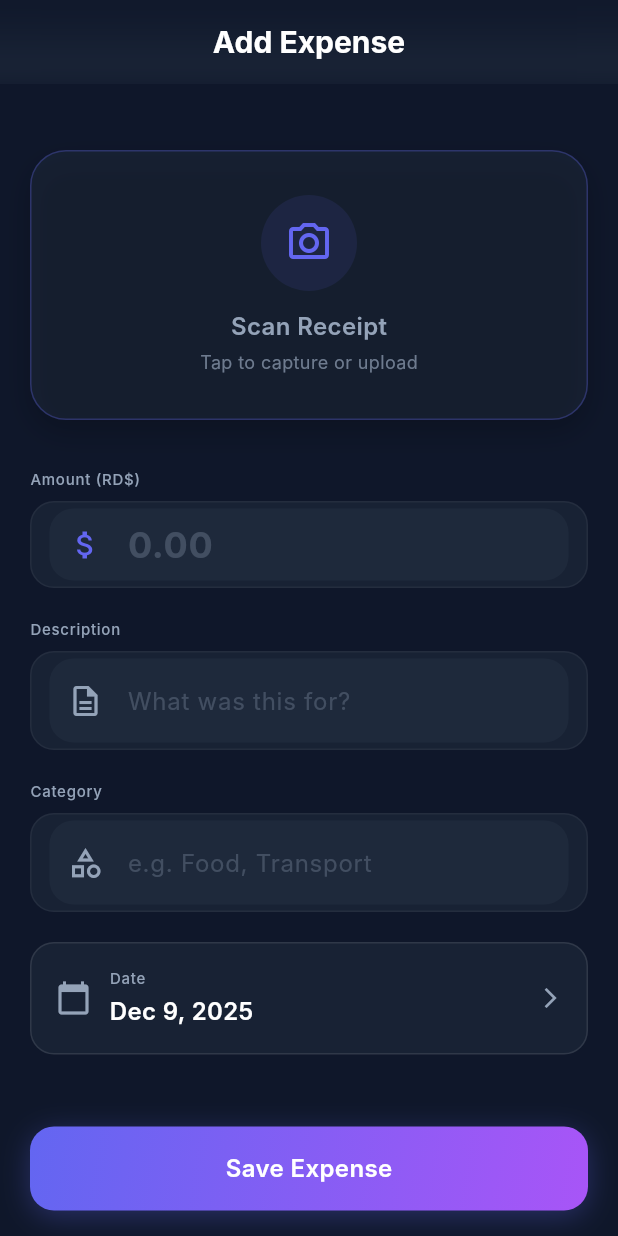
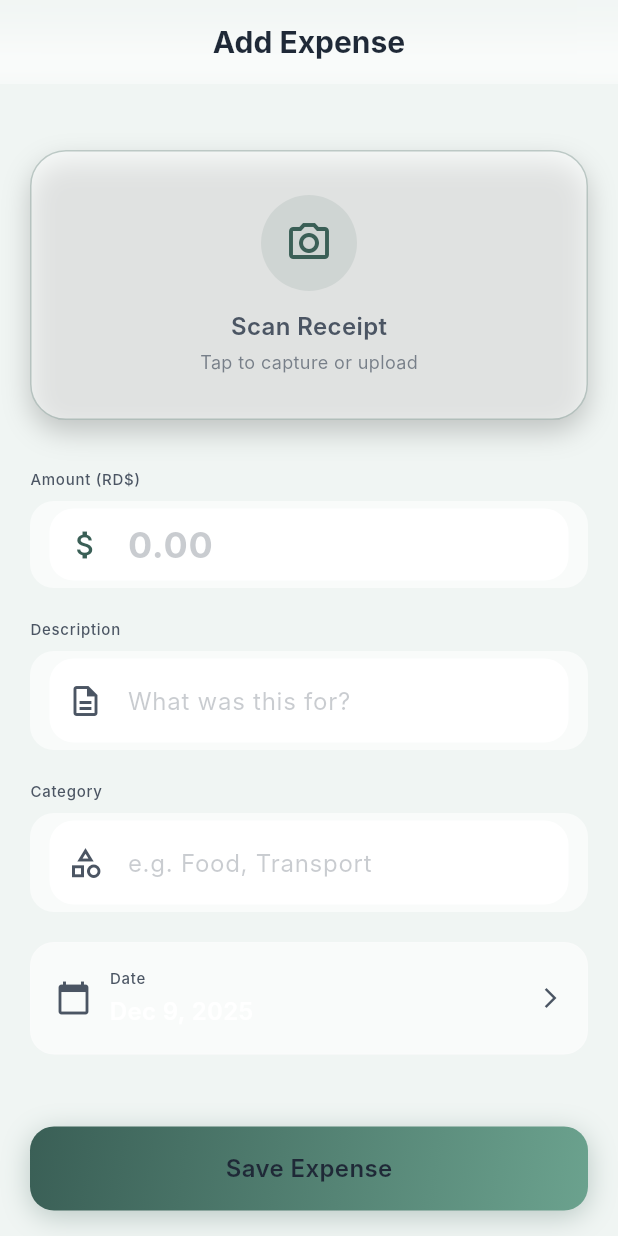
Before and after one commit to clusterpj/MoneyGuard, a Flutter app: the AddExpenseScreen screen opened by its route, on a phone screen of 412 x 824 dp. Run offline on Flutter 3.47's test engine with Material 3 defaults, Android fonts, the phone set to English and light mode, and no system bars; our stand-ins replace dio, file_picker, flutter_markdown, flutter_riverpod, go_router, hive and 2 more; missing offline and left inert: flutter_driver; accounts and stored records are empty; network calls fail; Roboto replaces fonts that are missing (Inter).

Commit message:
feat: Implement new 'Clean Wealth' light theme and update database setup to use Docker Compose for PostgreSQL.

```diff
--- a/frontend/lib/core/theme/app_colors.dart
+++ b/frontend/lib/core/theme/app_colors.dart
@@ -1,30 +1,38 @@
 import 'package:flutter/material.dart';
 
 class AppColors {
-  // Primary Backgrounds
-  static const Color backgroundPrimary = Color(0xFF0F172A); // slate-900
-  static const Color backgroundSecondary = Color(0xFF1E293B); // slate-800
-  static const Color backgroundTertiary = Color(0xFF334155); // slate-700
+  // Brand Colors (Clean Wealth)
+  static const Color brandPrimary = Color(0xFF3A5F56); // Deep desaturated green
+  static const Color brandSecondary = Color(0xFF6BA28E); // Muted mint green
+  static const Color brandAccent = Color(0xFFF4C95D); // Soft gold
 
-  // Accent Gradient
-  static const Color accentStart = Color(0xFF6366F1); // indigo-500
-  static const Color accentEnd = Color(0xFFA855F7); // purple-500
+  // Background Surfaces
+  static const Color backgroundPrimary = Color(0xFFF0F5F3); // Soft off-white
+  static const Color backgroundSecondary = Color(
+    0xFFFFFFFF,
+  ); // White (Cards/Surfaces)
+  static const Color backgroundTertiary = Color(0xFFC9D7D2); // Cool grey-green
 
   // Text Colors
-  static const Color textPrimary = Color(0xFFFFFFFF); // white
-  static const Color textSecondary = Color(0xFF94A3B8); // slate-400
-  static const Color textMuted = Color(0xFF64748B); // slate-500
-
-  // Helper Aliases
-  static const Color primary = accentStart;
-  static const Color shadow = Color(0xFF000000);
+  static const Color textPrimary = Color(0xFF1F2937); // Charcoal Dark
+  static const Color textSecondary = Color(0xFF4B5563); // Charcoal Medium
+  static const Color textMuted = Color(0xFF94A3B8); // Slate 400 (unchanged-ish)
 
   // Semantic Colors
-  static const Color success = Color(0xFF34D399); // green-400
-  static const Color warning = Color(0xFFFBBF24); // yellow-400
-  static const Color error = Color(0xFFF87171); // red-400
+  static const Color success = Color(0xFF34D399); // Green 400
+  static const Color warning = Color(0xFFFBBF24); // Yellow 400
+  static const Color error = Color(0xFFF87171); // Red 400
 
-  // Category Colors
+  // --- COMPATIBILITY ALIASES (Mapping old theme to new Clean Wealth) ---
+  // These allow the rest of the app to compile while switching to the new palette.
+  static const Color accentStart = brandPrimary;
+  static const Color accentEnd = brandSecondary;
+  static const Color primary = brandPrimary;
+  static const Color shadow = Color(
+    0xFF000000,
+  ); // Keep generic black for shadows where needed
+
+  // Category Colors (Legacy/Existing Support)
   static const Map<String, Color> categoryColors = {
     'food': Color(0xFFFF6B6B),
     'transport': Color(0xFF4ECDC4),
@@ -37,20 +45,20 @@
 
   // Shadows
   static BoxShadow cardShadow = BoxShadow(
-    color: accentStart.withOpacity(0.15),
+    color: brandPrimary.withValues(alpha: 0.08),
     blurRadius: 20,
     offset: const Offset(0, 10),
   );
 
   static BoxShadow buttonGlow = BoxShadow(
-    color: accentStart.withOpacity(0.3),
-    blurRadius: 16,
+    color: brandPrimary.withValues(alpha: 0.3),
+    blurRadius: 12,
     offset: const Offset(0, 4),
   );
 
   // Gradients
   static const LinearGradient primaryGradient = LinearGradient(
-    colors: [accentStart, accentEnd],
+    colors: [brandPrimary, brandSecondary],
     begin: Alignment.topLeft,
     end: Alignment.bottomRight,
   );
--- a/frontend/lib/core/theme/theme.dart
+++ b/frontend/lib/core/theme/theme.dart
@@ -3,26 +3,28 @@
 import 'package:moneyguard/core/theme/app_typography.dart';
 
 class AppTheme {
-  // We only support dark theme for this redesign
-  static final ThemeData darkTheme = ThemeData(
+  // Clean Wealth Theme (Light Mode)
+  static final ThemeData lightTheme = ThemeData(
     useMaterial3: true,
-    brightness: Brightness.dark,
-    scaffoldBackgroundColor: AppColors.backgroundPrimary,
-    primaryColor: AppColors.accentStart,
-
+    brightness: Brightness.light,
+    scaffoldBackgroundColor: AppColors.backgroundPrimary, // Soft Off-White
+    primaryColor: AppColors.brandPrimary, // Deep Green
     // Color Scheme
-    colorScheme: const ColorScheme.dark(
-      primary: AppColors.accentStart,
-      secondary: AppColors.accentEnd,
-      surface: AppColors.backgroundSecondary,
+    colorScheme: const ColorScheme.light(
+      primary: AppColors.brandPrimary,
+      secondary: AppColors.brandSecondary,
+      tertiary: AppColors.brandAccent,
+      surface: AppColors.backgroundSecondary, // White used for cards usually
       error: AppColors.error,
       onPrimary: Colors.white,
       onSecondary: Colors.white,
       onSurface: AppColors.textPrimary,
+      onSurfaceVariant: AppColors.textSecondary,
     ),
 
     // Typography
-    textTheme: const TextTheme(
+    textTheme:
+        const TextTheme(
           displayLarge: AppTypography.displayLarge,
           headlineMedium: AppTypography.headlineMedium,
           titleLarge: AppTypography.titleLarge,
@@ -32,6 +34,9 @@
           bodySmall: AppTypography.bodySmall,
           labelLarge: AppTypography.labelLarge,
           labelSmall: AppTypography.labelSmall,
+        ).apply(
+          bodyColor: AppColors.textPrimary,
+          displayColor: AppColors.textPrimary,
         ),
 
     // AppBar Theme
@@ -39,23 +44,25 @@
       backgroundColor: Colors.transparent,
       elevation: 0,
       centerTitle: true,
-      titleTextStyle: AppTypography.titleLarge,
+      titleTextStyle:
+          AppTypography.titleLarge, // Will inherit textPrimary color
       iconTheme: IconThemeData(color: AppColors.textPrimary),
+      surfaceTintColor: Colors.transparent, // Avoid tint on scroll
     ),
 
     // Card Theme
-    // Card Theme
     cardTheme: CardThemeData(
-      color: AppColors.backgroundSecondary,
+      color: AppColors.backgroundSecondary, // White
       elevation: 0,
       shape: RoundedRectangleBorder(borderRadius: BorderRadius.circular(20)),
       margin: EdgeInsets.zero,
+      shadowColor: AppColors.brandPrimary.withValues(alpha: 0.05),
     ),
 
     // Input Decoration Theme
     inputDecorationTheme: InputDecorationTheme(
       filled: true,
-      fillColor: AppColors.backgroundSecondary,
+      fillColor: AppColors.backgroundSecondary, // White
       border: OutlineInputBorder(
         borderRadius: BorderRadius.circular(16),
         borderSide: BorderSide.none,
@@ -66,7 +73,7 @@
       ),
       focusedBorder: OutlineInputBorder(
         borderRadius: BorderRadius.circular(16),
-        borderSide: const BorderSide(color: AppColors.accentStart, width: 1.5),
+        borderSide: const BorderSide(color: AppColors.brandPrimary, width: 1.5),
       ),
       errorBorder: OutlineInputBorder(
         borderRadius: BorderRadius.circular(16),
@@ -81,26 +88,21 @@
 
     // Elevated Button Theme
     elevatedButtonTheme: ElevatedButtonThemeData(
-      style:
-          ElevatedButton.styleFrom(
-            backgroundColor: AppColors.accentStart,
+      style: ElevatedButton.styleFrom(
+        backgroundColor: AppColors.brandPrimary,
         foregroundColor: Colors.white,
         padding: const EdgeInsets.symmetric(horizontal: 24, vertical: 16),
-            shape: RoundedRectangleBorder(
-              borderRadius: BorderRadius.circular(16),
-            ),
+        shape: RoundedRectangleBorder(borderRadius: BorderRadius.circular(16)),
         textStyle: AppTypography.labelLarge,
         elevation: 0,
-          ).copyWith(
-            // Create a gradient effect workaround or specific override where needed
-            // Standard button will be solid accent color
+        shadowColor: Colors.transparent,
       ),
     ),
 
     // Floating Action Button Theme
     floatingActionButtonTheme: const FloatingActionButtonThemeData(
-      backgroundColor: AppColors.accentStart,
-      foregroundColor: Colors.white,
+      backgroundColor: AppColors.brandAccent, // Soft Gold
+      foregroundColor: AppColors.brandPrimary, // Deep Green text/icon on Gold
       elevation: 4,
     ),
 
@@ -108,6 +110,7 @@
     iconTheme: const IconThemeData(color: AppColors.textPrimary, size: 24),
   );
 
-  // Fallback light theme (same as dark for now to enforce consistency)
-  static final ThemeData lightTheme = darkTheme;
+  // We assign the same theme to 'darkTheme' for now to ensure changing system setting
+  // doesn't revert to the old dark UI, effectively forcing the 'Clean Wealth' look.
+  static final ThemeData darkTheme = lightTheme;
 }
```
Also changed, not shown: 5 other files. Lines whose indentation alone changed are shown as unchanged.
